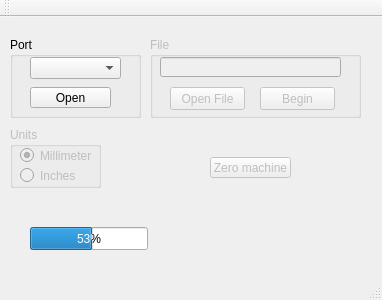
First picture: the form in software/depthprobe.ui, repository kosme/grbl0.8-Kosme, before the edit.
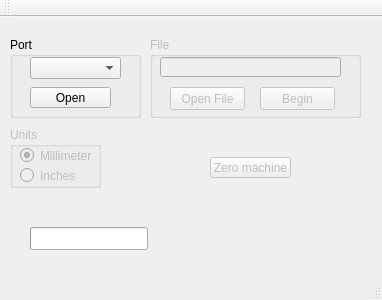
Second picture: the form after the edit.

What changed in the file:
```diff
--- a/software/depthprobe.ui
+++ b/software/depthprobe.ui
@@ -159,9 +159,6 @@
       <height>23</height>
      </rect>
     </property>
-    <property name="value">
-     <number>53</number>
-    </property>
    </widget>
    <widget class="QPushButton" name="btnZero">
     <property name="enabled">
```
